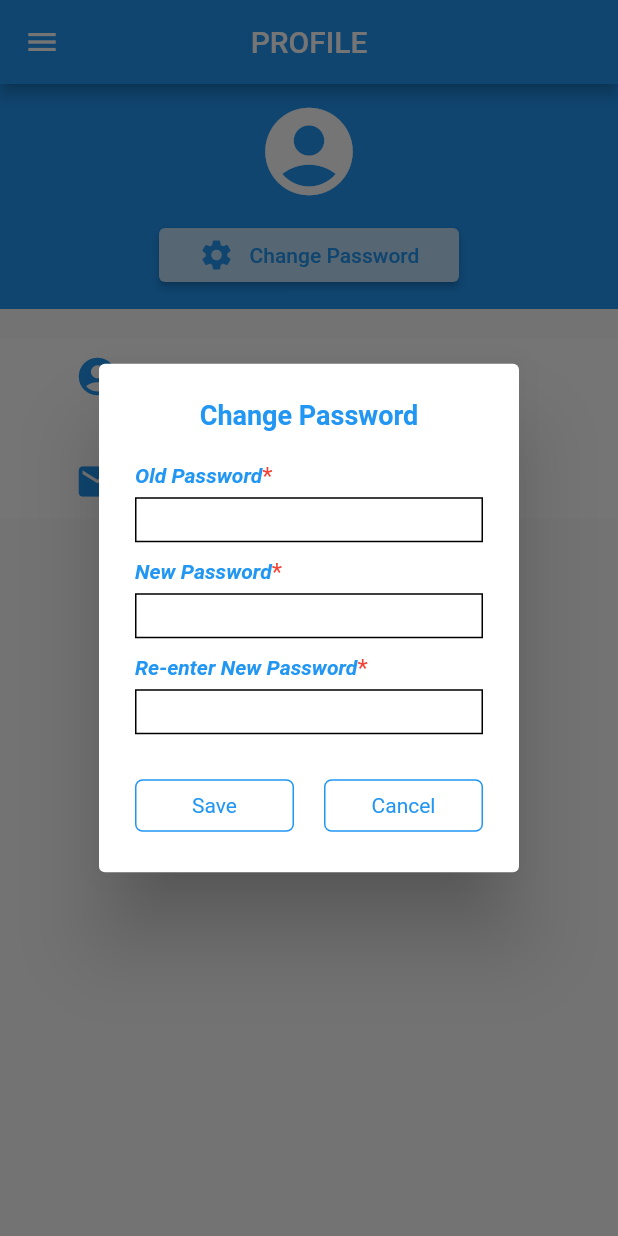
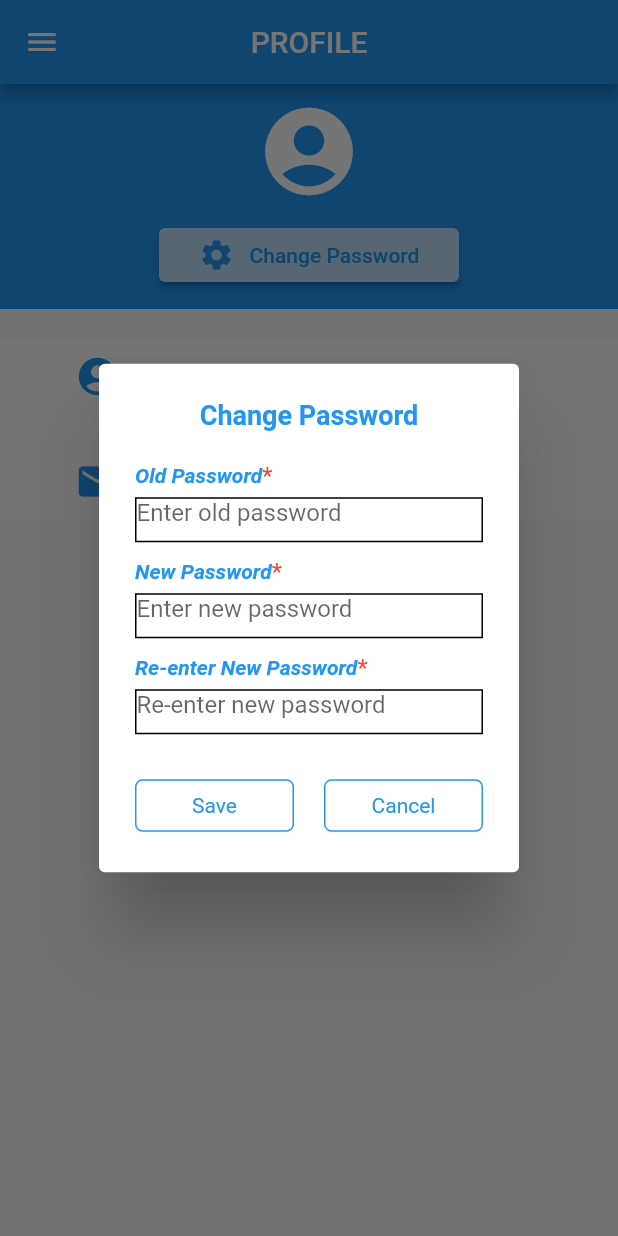
Before and after one commit to mehedi-4958/approver, a Flutter app: the ProfilePage screen opened directly, after a tap on "Change Password", on a phone screen of 412 x 824 dp. Run offline on Flutter 3.47's test engine with Material 2 defaults, Android fonts, the phone set to English and light mode, and no system bars; our stand-ins replace dio, flutter_secure_storage; accounts and stored records are empty.

Commit message:
password can be changed now

```diff
--- a/lib/screens/home_screen.dart
+++ b/lib/screens/home_screen.dart
@@ -59,8 +59,8 @@ class _HomeScreenState extends State<HomeScreen> {
                           width: 20,
                         ),
                         Text(
-                          auth.user.name != null
-                              ? auth.user.name
+                          auth.user!.name != null
+                              ? auth.user!.name
                               : 'guest user',
                           style: TextStyle(
                             color: Colors.white,
--- a/lib/screens/login_screen.dart
+++ b/lib/screens/login_screen.dart
@@ -32,7 +32,7 @@ class _LoginPageState extends State<LoginPage> {
   void readToken() async {
     String? token = await storage.read(key: 'token');
     Provider.of<Auth>(context, listen: false).tryToken(token: token);
-    print(token);
+    //print(token);
   }
 
   @override
@@ -173,7 +173,6 @@ class _LoginPageState extends State<LoginPage> {
                                     return 'Please enter your email';
                                   }
                                   userName = emailValue;
-                                  return null;
                                 },
                               ),
                             ),
@@ -247,7 +246,6 @@ class _LoginPageState extends State<LoginPage> {
                                     return 'Please enter your password';
                                   }
                                   password = passwordValue;
-                                  return null;
                                 },
                               ),
                             ),
--- a/lib/screens/profile_screen.dart
+++ b/lib/screens/profile_screen.dart
@@ -1,7 +1,10 @@
 import 'package:approver/screens/login_screen.dart';
 import 'package:approver/services/auth.dart';
+import 'package:approver/services/changepasseord.dart';
+import 'package:dio/dio.dart';
 import 'package:flutter/material.dart';
 import 'package:provider/provider.dart';
+import 'package:flutter/cupertino.dart';
 
 class ProfilePage extends StatefulWidget {
   const ProfilePage({Key? key}) : super(key: key);
@@ -11,11 +14,19 @@ class ProfilePage extends StatefulWidget {
 }
 
 class _ProfilePageState extends State<ProfilePage> {
+  var oldPass, newPass, rePass;
+  final _formKey = GlobalKey<FormState>();
+  final _scaffoldKey = GlobalKey<ScaffoldMessengerState>();
+  TextEditingController _oldPassController = TextEditingController();
+  TextEditingController _newPassController = TextEditingController();
+  TextEditingController _rePassController = TextEditingController();
+
   @override
   Widget build(BuildContext context) {
     Auth auth = Auth();
     return Container(
       child: Scaffold(
+        key: _scaffoldKey,
         appBar: AppBar(
           centerTitle: true,
           title: Text('PROFILE'),
@@ -65,6 +76,7 @@ class _ProfilePageState extends State<ProfilePage> {
                                 content: Container(
                                   height: 250,
                                   child: Form(
+                                    key: _formKey,
                                     child: Column(
                                       mainAxisAlignment:
                                           MainAxisAlignment.start,
@@ -97,6 +109,24 @@ class _ProfilePageState extends State<ProfilePage> {
                                               color: Colors.black,
                                             ),
                                           ),
+                                          child: TextFormField(
+                                            controller: _oldPassController,
+                                            keyboardType: TextInputType.text,
+                                            obscureText: true,
+                                            style: TextStyle(
+                                              color: Colors.blue,
+                                            ),
+                                            decoration: InputDecoration(
+                                              border: InputBorder.none,
+                                              hintText: 'Enter old password',
+                                            ),
+                                            validator: (oldpass) {
+                                              if (oldpass!.isEmpty) {
+                                                return 'Old password is required';
+                                              }
+                                              oldPass = oldpass;
+                                            },
+                                          ),
                                         ),
                                         SizedBox(height: 10),
                                         Row(
@@ -125,6 +155,24 @@ class _ProfilePageState extends State<ProfilePage> {
                                             border: Border.all(
                                               color: Colors.black,
                                             ),
+                                          ),
+                                          child: TextFormField(
+                                            controller: _newPassController,
+                                            keyboardType: TextInputType.text,
+                                            obscureText: true,
+                                            style: TextStyle(
+                                              color: Colors.blue,
+                                            ),
+                                            decoration: InputDecoration(
+                                              border: InputBorder.none,
+                                              hintText: 'Enter new password',
+                                            ),
+                                            validator: (newpass) {
+                                              if (newpass!.isEmpty) {
+                                                return 'New password is required';
+                                              }
+                                              newPass = newpass;
+                                            },
                                           ),
                                         ),
                                         SizedBox(height: 10),
@@ -155,6 +203,24 @@ class _ProfilePageState extends State<ProfilePage> {
                                               color: Colors.black,
                                             ),
                                           ),
+                                          child: TextFormField(
+                                            controller: _rePassController,
+                                            keyboardType: TextInputType.text,
+                                            obscureText: true,
+                                            style: TextStyle(
+                                              color: Colors.blue,
+                                            ),
+                                            decoration: InputDecoration(
+                                              border: InputBorder.none,
+                                              hintText: 'Re-enter new password',
+                                            ),
+                                            validator: (repass) {
+                                              if (repass!.isEmpty) {
+                                                return 'New password is required again';
+                                              }
+                                              rePass = repass;
+                                            },
+                                          ),
                                         ),
                                         SizedBox(height: 30),
                                         Row(
@@ -184,7 +250,29 @@ class _ProfilePageState extends State<ProfilePage> {
                                                         fontWeight:
                                                             FontWeight.w400),
                                                   ),
-                                                  onPressed: () {},
+                                                  onPressed: () {
+                                                    Map<String, dynamic> creds =
+                                                        Map();
+                                                    creds.putIfAbsent(
+                                                        'old_password',
+                                                        () => _oldPassController
+                                                            .text);
+                                                    creds.putIfAbsent(
+                                                        'new_password',
+                                                        () => _newPassController
+                                                            .text);
+                                                    creds.putIfAbsent(
+                                                        'confirm_password',
+                                                        () => _rePassController
+                                                            .text);
+
+                                                    FormData formData =
+                                                        FormData.fromMap(creds);
+                                                    Provider.of<Auth>(context,
+                                                            listen: false)
+                                                        .changePass(
+                                                            creds: formData);
+                                                  },
                                                 ),
                                               ),
                                             ),
@@ -277,7 +365,7 @@ class _ProfilePageState extends State<ProfilePage> {
                           ),
                           SizedBox(width: 30),
                           Text(
-                            auth.user.name,
+                            auth.user!.name,
                             style: TextStyle(
                               color: Colors.blue,
                               fontSize: 16,
@@ -300,7 +388,7 @@ class _ProfilePageState extends State<ProfilePage> {
                           ),
                           SizedBox(width: 30),
                           Text(
-                            auth.user.email,
+                            auth.user!.email,
                             style: TextStyle(
                               color: Colors.blue,
                               fontSize: 16,
@@ -332,7 +420,9 @@ class _ProfilePageState extends State<ProfilePage> {
                         width: 20,
                       ),
                       Text(
-                        auth.user.name != null ? auth.user.name : 'guest user',
+                        auth.user!.name != null
+                            ? auth.user!.name
+                            : 'guest user',
                         style: TextStyle(
                           color: Colors.white,
                           fontSize: 16,
```
Also changed, not shown: lib/services/auth.dart (+37 -6 lines), lib/services/changepasseord.dart (added, +17 -0 lines).
